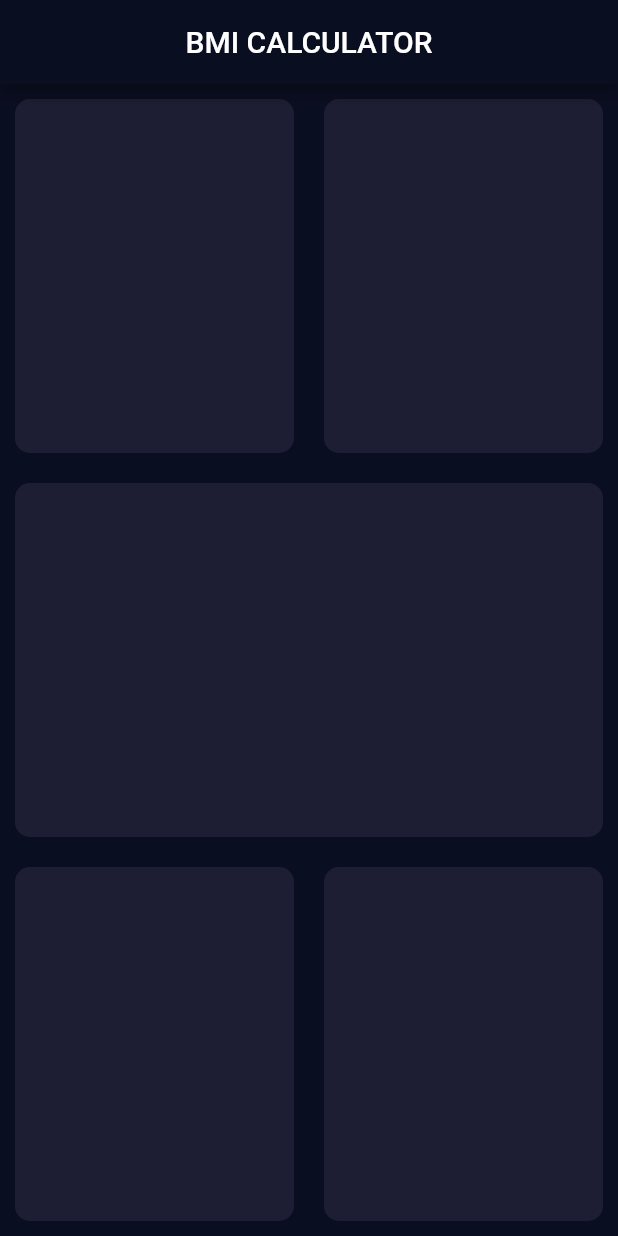
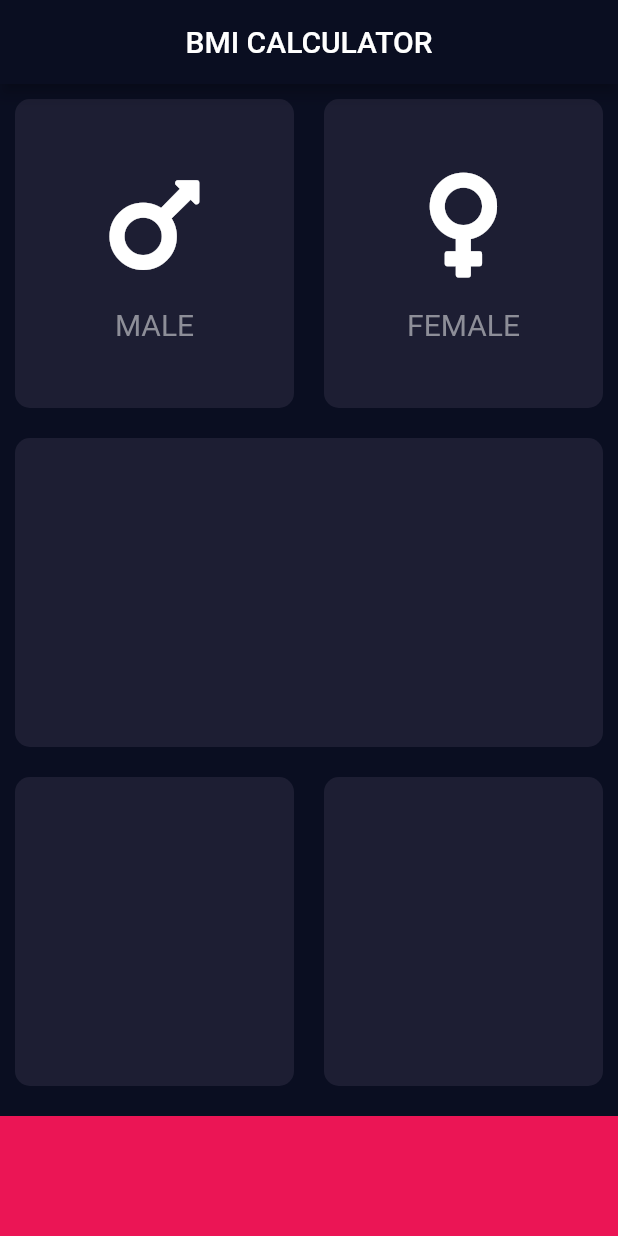
Before and after one commit to malikrasaq/my-flutter-starter-projects, a Flutter app: the screen it shows after launch, on a phone screen of 412 x 824 dp. Run offline on Flutter 3.47's test engine with Material 2 defaults, Android fonts, the phone set to English and light mode, and no system bars; our stand-ins replace audioplayers, font_awesome_flutter, rflutter_alert.

Commit message:
Created custom IconContent widget

```diff
--- a/bmi_calculator/lib/input_page.dart
+++ b/bmi_calculator/lib/input_page.dart
@@ -1,4 +1,9 @@
 import 'package:flutter/material.dart';
+import 'package:font_awesome_flutter/font_awesome_flutter.dart';
+
+const bottomContainerHeight = 80.0;
+const bottonContainerColor = Color(0xFFEB1555);
+const activeColorCard = Color(0xFF1D1E33);
 
 class InputPage extends StatefulWidget {
   const InputPage({Key? key}) : super(key: key);
@@ -20,14 +25,16 @@ class _InputPageState extends State<InputPage> {
           Expanded(
             child: Row(
               children: const [
-                Expanded(
+                 Expanded(
                   child: ReusableCard(
-                    color:  Color(0xFF1D1E33),
+                    color:  activeColorCard,
+                    cardChild: IconContent(icon: FontAwesomeIcons.mars, label: 'MALE',),
                   ),
                 ),
                 Expanded(
                   child:  ReusableCard(
-                    color: Color(0xFF1D1E33),
+                    color: activeColorCard,
+                    cardChild: IconContent(icon: FontAwesomeIcons.venus, label: 'FEMALE',),
                   ),
                 ),
               ],
@@ -35,7 +42,7 @@ class _InputPageState extends State<InputPage> {
           ),
            const Expanded(
             child: ReusableCard(
-              color: Color(0xFF1D1E33),
+              color: activeColorCard,
             ),
           ),
           Expanded(
@@ -43,16 +50,22 @@ class _InputPageState extends State<InputPage> {
               children: const [
                 Expanded(
                   child:  ReusableCard(
-                    color: Color(0xFF1D1E33),
+                    color:activeColorCard,
                   ),
                 ),
                 Expanded(
                   child: ReusableCard(
-                    color: Color(0xFF1D1E33),
+                    color: activeColorCard,
                   ),
                 ),
               ],
             ),
+          ),
+          Container(
+              color: bottonContainerColor,
+              margin: const EdgeInsets.only(top: 10.0),
+              height: bottomContainerHeight,
+              width: double.infinity,
           ),
         ],
       ),
@@ -60,16 +73,48 @@ class _InputPageState extends State<InputPage> {
   }
 }
 
-class ReusableCard extends StatelessWidget {
-   const ReusableCard({Key? key, required this.color}) : super(key: key);
+class IconContent extends StatelessWidget {
+  const IconContent({Key? key, required this.icon ,required this.label}) : super(key: key);
 
-  final Color color;
-
+  final IconData icon;
+  final String label;
 
 
   @override
   Widget build(BuildContext context) {
+    return Column(
+      mainAxisAlignment: MainAxisAlignment.center,
+      children: [
+        Icon(
+        icon,
+        size: 80.0,
+        ),
+        const SizedBox(
+          height: 15.0,
+        ),
+        Text(
+          label,
+          style: const TextStyle(
+            fontSize: 20.0,
+            color: Color(0xFF8D8E98),
+
+          )
+        ),
+      ],
+    );
+  }
+}
+
+class ReusableCard extends StatelessWidget {
+  const ReusableCard({Key? key, required this.color , this.cardChild}) : super(key: key);
+
+  final Color color;
+  final Widget? cardChild;
+
+  @override
+  Widget build(BuildContext context) {
     return Container(
+      child: cardChild,
       margin: const EdgeInsets.all(10.0),
       decoration: BoxDecoration(
         borderRadius: BorderRadius.circular(10.0),
--- a/bmi_calculator/lib/main.dart
+++ b/bmi_calculator/lib/main.dart
@@ -1,5 +1,5 @@
+import 'package:flutter/material.dart';
 import 'input_page.dart';
-import 'package:flutter/material.dart';
 
 void main() {
   runApp(const MyApp());
--- a/bmi_calculator/pubspec.yaml
+++ b/bmi_calculator/pubspec.yaml
@@ -34,6 +34,7 @@ dependencies:
   # The following adds the Cupertino Icons font to your application.
   # Use with the CupertinoIcons class for iOS style icons.
   cupertino_icons: ^1.0.2
+  font_awesome_flutter: ^9.2.0
 
 dev_dependencies:
   flutter_test:
```
Also changed, not shown: bmi_calculator/pubspec.lock.
